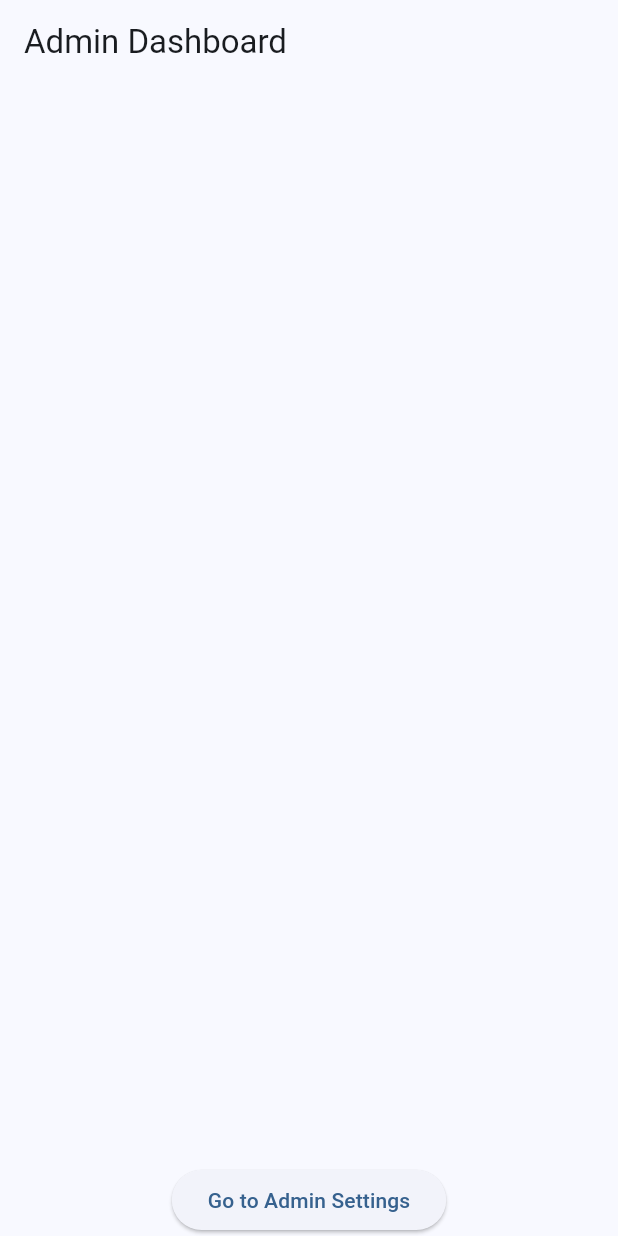
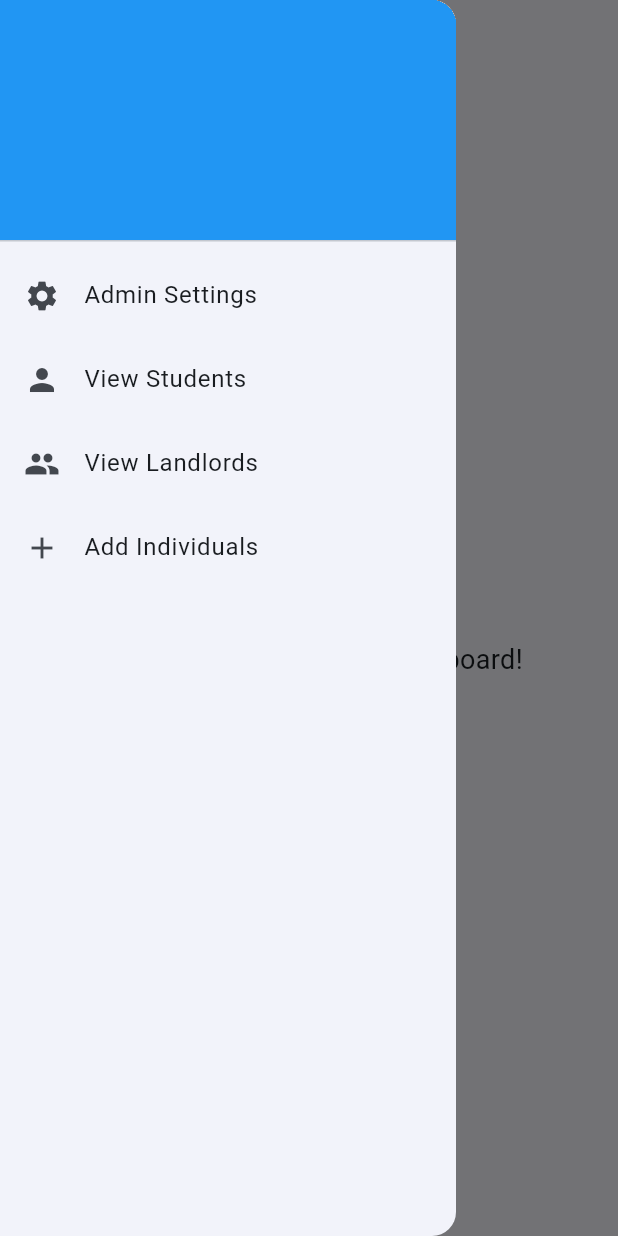
Before and after one commit to Maxwell-016/Residential-Tracker-and-booking, a Flutter app: the AdminDashboardScreen screen opened by its route, with the side drawer open (before the commit the screen has no drawer), on a phone screen of 412 x 824 dp. Run offline on Flutter 3.47's test engine with Material 3 defaults, Android fonts, the phone set to English and light mode, and no system bars; our stand-ins replace cached_network_image, cloud_firestore, email_validator, firebase_auth, firebase_core, flutter_hooks and 10 more; accounts and stored records are empty.

Commit message:
nav bar on admin side

```diff
--- a/flutter_frontend/lib/View/Screens/Admin/admin_dash.dart
+++ b/flutter_frontend/lib/View/Screens/Admin/admin_dash.dart
@@ -1,6 +1,7 @@
 import 'package:flutter/material.dart';
 import 'package:flutter_frontend/services/firebase_services.dart';
 import 'package:flutter_frontend/View/Screens/Admin/admin_settings.dart';
+import 'package:flutter_frontend/View/Screens/Admin/view_students_page.dart';
 
 class AdminDashboardScreen extends StatefulWidget {
   const AdminDashboardScreen({super.key});
@@ -42,36 +43,28 @@ class _AdminDashboardScreenState extends State<AdminDashboardScreen> {
     return Scaffold(
       appBar: AppBar(
         title: const Text("Admin Dashboard"),
+        centerTitle: true,
       ),
-      body: isLoading
-          ? const Center(child: CircularProgressIndicator())
-          : Column(
+      drawer: Drawer(
+        child: ListView(
+          padding: EdgeInsets.zero,
           children: [
-                Expanded(
-                  child: ListView.builder(
-                    itemCount: residences.length,
-                    itemBuilder: (context, index) {
-                      final residence = residences[index];
-                      return Card(
-                        margin: const EdgeInsets.all(8.0),
-                        child: ListTile(
-                          title: Text(residence['houseName'] ?? 'Unknown'),
-                          subtitle: Column(
-                            crossAxisAlignment: CrossAxisAlignment.start,
-                            children: [
-                              Text('Location: ${residence['houseLocation'] ?? 'N/A'}'),
-                              Text('Landlord: ${residence['landlordName'] ?? 'N/A'}'),
-                              Text('Student: ${residence['name'] ?? 'N/A'}'),
-                              Text('Student Contact: ${residence['stdContact'] ?? 'N/A'}'),
-                            ],
+            DrawerHeader(
+              decoration: BoxDecoration(
+                color: Colors.blue,
+              ),
+              child: const Text(
+                'Admin Menu',
+                style: TextStyle(
+                  color: Colors.blue,
+                  fontSize: 24,
                 ),
               ),
-                      );
-                    },
             ),
-                ),
-                ElevatedButton(
-                  onPressed: () {
+            ListTile(
+              leading: const Icon(Icons.settings),
+              title: const Text('Admin Settings'),
+              onTap: () {
                 Navigator.push(
                   context,
                   MaterialPageRoute(
@@ -79,10 +72,51 @@ class _AdminDashboardScreenState extends State<AdminDashboardScreen> {
                   ),
                 );
               },
-                  child: const Text('Go to Admin Settings'),
+            ),
+            ListTile(
+              leading: const Icon(Icons.person),
+              title: const Text('View Students'),
+              onTap: () {
+                Navigator.push(
+                  context,
+                  MaterialPageRoute(
+                    builder: (context) => const ViewStudentsPage(), // we will replace with actual page
+                  ),
+                );
+              },
+            ),
+            ListTile(
+              leading: const Icon(Icons.people),
+              title: const Text('View Landlords'),
+              onTap: () {
+                Navigator.push(
+                  context,
+                  MaterialPageRoute(
+                    builder: (context) => const Placeholder(), // we will put actual page
+                  ),
+                );
+              },
+            ),
+            ListTile(
+              leading: const Icon(Icons.add),
+              title: const Text('Add Individuals'),
+              onTap: () {
+                Navigator.push(
+                  context,
+                  MaterialPageRoute(
+                    builder: (context) => const Placeholder(), // We will replace with actual page
+                  ),
+                );
+              },
             ),
           ],
         ),
+      ),
+      body: const Center(child: Text(
+        'Welcome to the Admin Dashboard!',
+        style: TextStyle(fontSize: 18)
+      ))
+
     );
   }
 }
```
Lines whose indentation alone changed are shown as unchanged.
